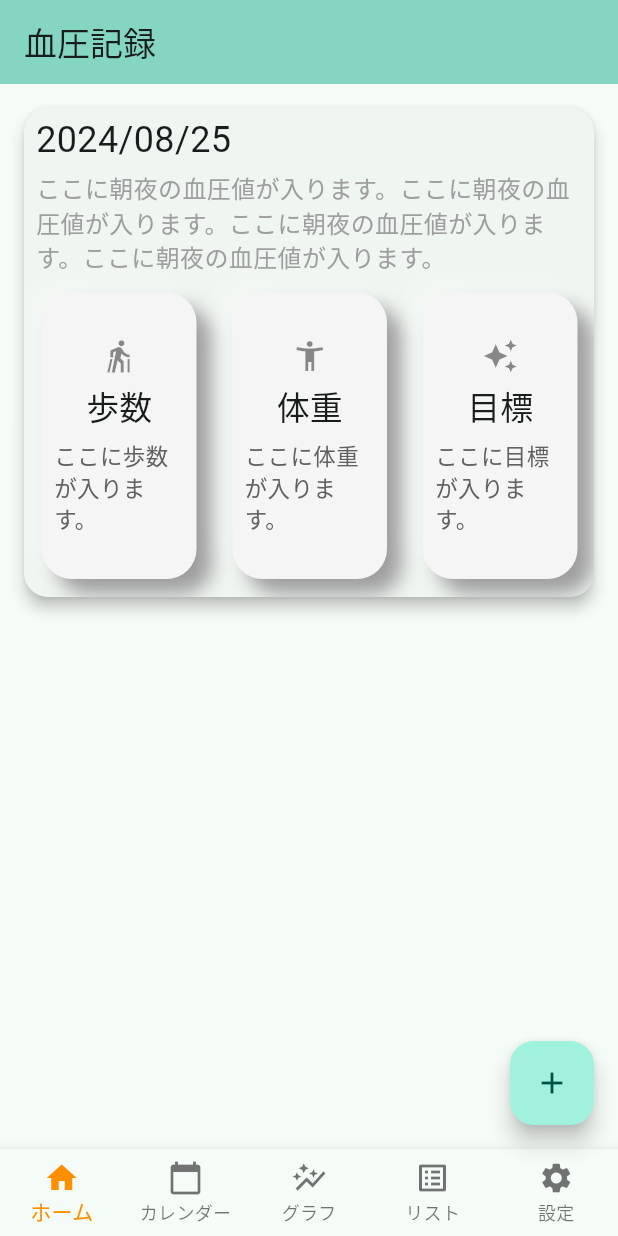
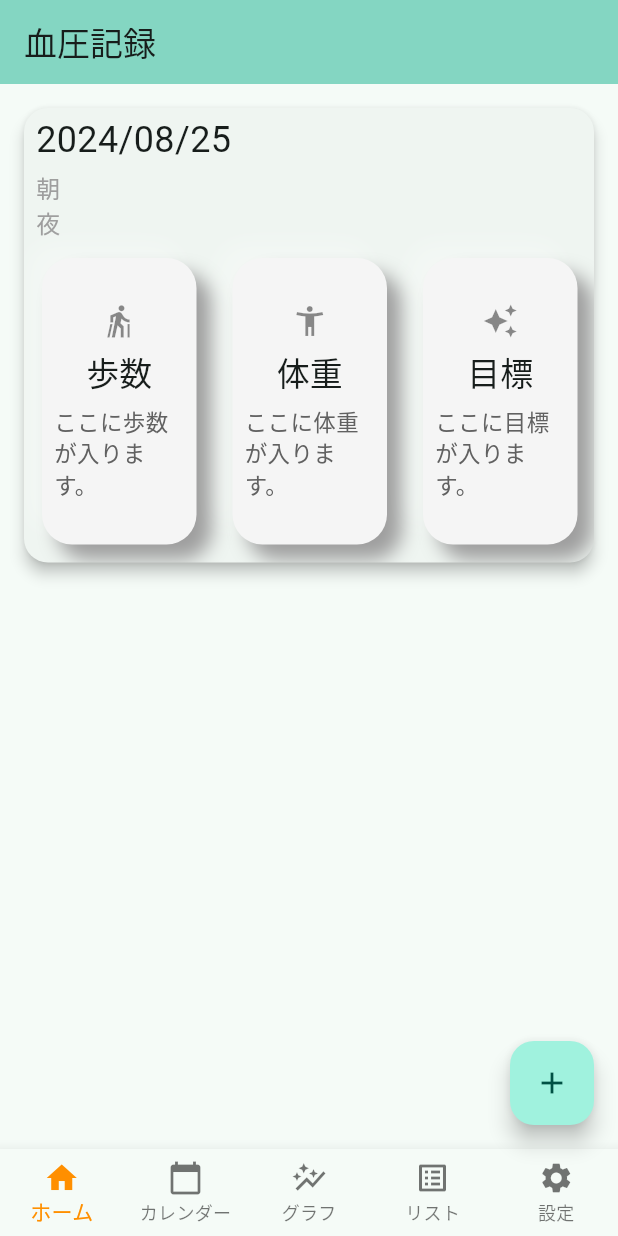
Before and after one commit to yuko87/blood_pressure_monitor, a Flutter app: the screen it shows after launch, on a phone screen of 412 x 824 dp. Run offline on Flutter 3.47's test engine with Material 3 defaults, Android fonts, the phone set to English and light mode, and no system bars; our stand-ins replace package_info_plus, table_calendar.

Commit message:
minor_change_homepage

```diff
--- a/lib/home_page.dart
+++ b/lib/home_page.dart
@@ -32,7 +32,7 @@ class HomeContent extends StatelessWidget {
                   width: double.infinity,
                   padding: const EdgeInsets.symmetric(horizontal: 8),
                   child: const Text(
-                    'ここに朝夜の血圧値が入ります。ここに朝夜の血圧値が入ります。ここに朝夜の血圧値が入ります。ここに朝夜の血圧値が入ります。',
+                    '朝\n夜',
                     style: TextStyle(
                       color: Colors.grey,
                       fontSize: 16,
```
